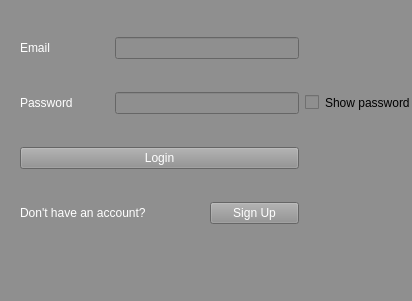
This is login.ui in SannySideUp/Habit-tracker as Qt 5 draws it before an edit. The edited form follows.
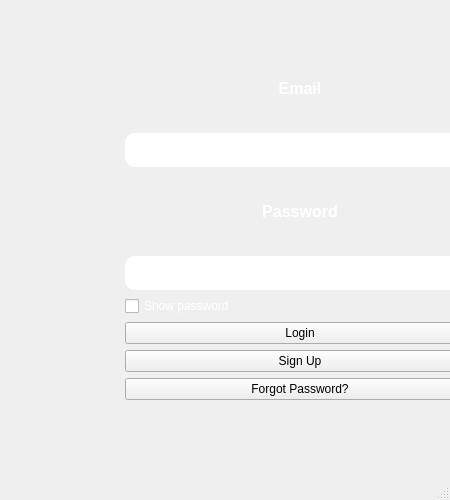
This is the edited form.

Patch:
```diff
--- a/login.ui
+++ b/login.ui
@@ -4,100 +4,128 @@
  <widget class="QMainWindow" name="HT">
   <property name="geometry">
    <rect>
-    <x>0</x>
-    <y>0</y>
-    <width>412</width>
-    <height>301</height>
+    <x>200</x>
+    <y>200</y>
+    <width>450</width>
+    <height>500</height>
    </rect>
   </property>
   <property name="windowTitle">
    <string>MainWindow</string>
   </property>
   <property name="styleSheet">
-   <string notr="true">background-color: rgb(143, 143, 143);
-border-color: rgb(69, 46, 182);</string>
+   <string notr="true">
+   </string>
   </property>
   <widget class="QWidget" name="centralwidget">
    <widget class="QWidget" name="layoutWidget">
     <property name="geometry">
      <rect>
-      <x>20</x>
-      <y>10</y>
-      <width>391</width>
-      <height>241</height>
+      <x>125</x>
+      <y>50</y>
+      <width>350</width>
+      <height>350</height>
      </rect>
     </property>
-    <layout class="QGridLayout" name="gridLayout">
-     <item row="2" column="0" colspan="3">
-      <widget class="QPushButton" name="pushButton">
-       <property name="styleSheet">
-        <string notr="true">color:rgb(255, 255, 255)</string>
+    <layout class="QVBoxLayout" name="verticalLayout" stretch="2,2,2,2">
+     <item>
+      <widget class="QLabel" name="label">
+       <property name="alignment">
+        <set>Qt::AlignCenter</set>
        </property>
-       <property name="text">
-        <string>Login</string>
-       </property>
-      </widget>
-     </item>
-     <item row="3" column="2">
-      <widget class="QPushButton" name="signupbutton">
        <property name="styleSheet">
-        <string notr="true">color:rgb(255, 255, 255)</string>
+        <string notr="true">color: white; font-size: 16px; font-weight: bold;</string>
        </property>
        <property name="text">
-        <string>Sign Up</string>
+        <string>Email</string>
        </property>
       </widget>
      </item>
-     <item row="3" column="0" colspan="2">
-      <widget class="QLabel" name="label_3">
+     <item>
+      <widget class="QLineEdit" name="email">
        <property name="styleSheet">
-        <string notr="true">color:rgb(255, 255, 255)</string>
+        <string notr="true">
+         background-color: white;
+         color: black;
+         padding: 8px;
+         border-radius: 10px;
+         font-size: 14px;
+        </string>
        </property>
-       <property name="text">
-        <string>Don't have an account?</string>
-       </property>
       </widget>
      </item>
-     <item row="1" column="0">
+     <item>
       <widget class="QLabel" name="label_2">
+       <property name="alignment">
+        <set>Qt::AlignCenter</set>
+       </property>
        <property name="styleSheet">
-        <string notr="true">color:rgb(255, 255, 255)</string>
+        <string notr="true">color: white; font-size: 16px; font-weight: bold;</string>
        </property>
        <property name="text">
         <string>Password</string>
        </property>
       </widget>
      </item>
-     <item row="0" column="1" colspan="2">
-      <widget class="QLineEdit" name="email"/>
-     </item>
-     <item row="1" column="1" colspan="2">
+     <item>
       <widget class="QLineEdit" name="password">
-       <property name="autoFillBackground">
-        <bool>false</bool>
-       </property>
        <property name="echoMode">
         <enum>QLineEdit::Password</enum>
        </property>
-      </widget>
-     </item>
-     <item row="0" column="0">
-      <widget class="QLabel" name="label">
        <property name="styleSheet">
-        <string notr="true">color:rgb(255, 255, 255)</string>
-       </property>
-       <property name="text">
-        <string>Email</string>
+        <string notr="true">
+         background-color: white;
+         color: black;
+         padding: 8px;
+         border-radius: 10px;
+         font-size: 14px;
+        </string>
        </property>
       </widget>
      </item>
-     <item row="1" column="3">
+     <item>
       <widget class="QCheckBox" name="checkBox">
+       <property name="styleSheet">
+        <string notr="true">color: white; font-size: 12px;</string>
+       </property>
        <property name="text">
         <string>Show password</string>
        </property>
       </widget>
      </item>
+     <item>
+      <widget class="QPushButton" name="pushButton">
+       <property name="styleSheet">
+        <string notr="true">
+        </string>
+       </property>
+       <property name="text">
+        <string>Login</string>
+       </property>
+      </widget>
+     </item>
+     <item>
+      <widget class="QPushButton" name="signupbutton">
+       <property name="styleSheet">
+        <string notr="true">
+        </string>
+       </property>
+       <property name="text">
+        <string>Sign Up</string>
+       </property>
+      </widget>
+     </item>
+     <item>
+      <widget class="QPushButton" name="forgotPassword">
+       <property name="styleSheet">
+        <string notr="true">
+        </string>
+       </property>
+       <property name="text">
+        <string>Forgot Password?</string>
+       </property>
+      </widget>
+     </item>
     </layout>
    </widget>
   </widget>
```
Left out of the diff: 4 changed lines with no effect on the pictures.
